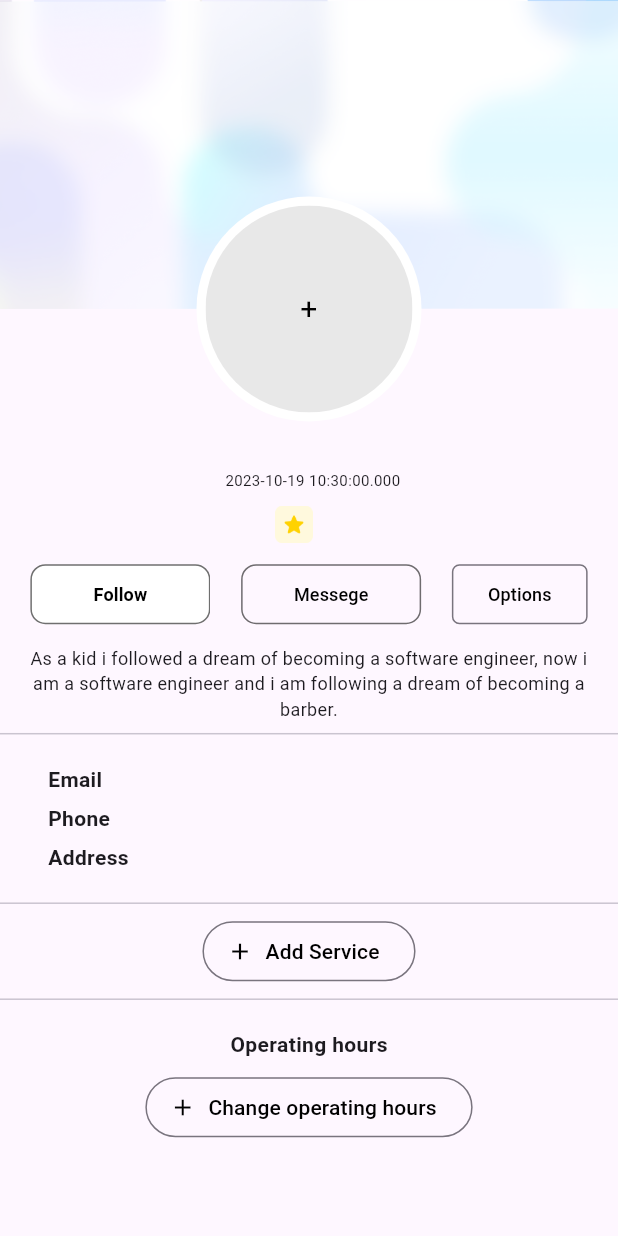
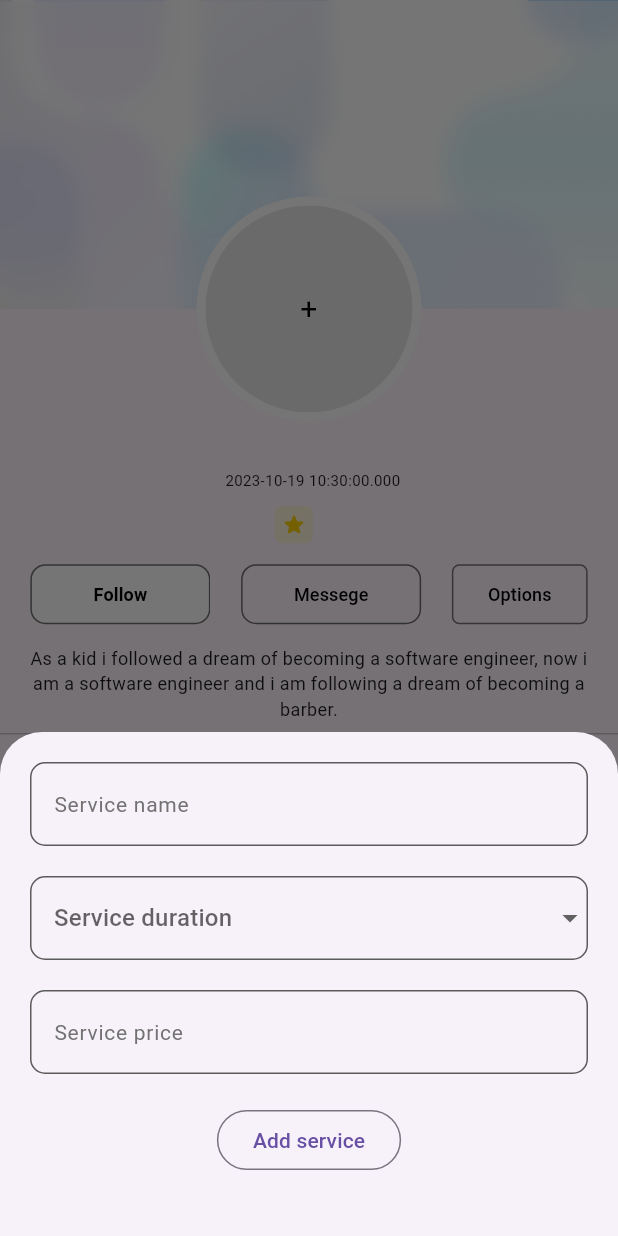
Before and after one commit to Idanmal8/Bookmarko_frontend_serverpod, a Flutter app: the Profile screen opened directly with empty values, after a tap on "Add Service", on a phone screen of 412 x 824 dp. Run offline on Flutter 3.47's test engine with Material 2 defaults, Android fonts, the phone set to English and light mode, and no system bars; our stand-ins replace flutter_svg, google_fonts, shared_preferences, table_calendar; missing offline and left inert: serverpod, serverpod_client, serverpod_flutter; accounts and stored records are empty; statements that could not run were skipped.

Commit message:
services are added properly BUT i need to figure out how to add the services and refresh the page only after adding and not every time the page is selected

```diff
--- a/bookmarko/bookmarko_flutter/lib/screens/profile/controller/profile_controller.dart
+++ b/bookmarko/bookmarko_flutter/lib/screens/profile/controller/profile_controller.dart
@@ -1,23 +1,42 @@
+import 'package:bookmarko_client/bookmarko_client.dart';
 import 'package:bookmarko_flutter/controllers/auth_controller.dart';
 import 'package:bookmarko_flutter/controllers/connection_controller.dart';
 
 import 'package:bookmarko_flutter/screens/services_screen/services_edit_screen.dart';
+import 'package:bookmarko_flutter/utils/services_form_mixin.dart';
 import 'package:flutter/material.dart';
 
-class ProfileController extends ChangeNotifier {
+class ProfileController extends ChangeNotifier with ServicesFormMixin {
   final ConnectionController _connectionController;
   final AuthController _authController;
+  final int businessId;
 
+  List<Service>? _businessServices;
   bool _isLoading = false;
 
   ProfileController({
     required AuthController authController,
     required ConnectionController connectionController,
+    required this.businessId,
   })  : _connectionController = connectionController,
-        _authController = authController;
+        _authController = authController {
+    _init();
+  }
 
   bool get doneLoading => isLoading == false;
   bool get isLoading => _isLoading;
+  List<Service> get businessServices => [..._businessServices ?? []];
+
+  Future<void> _init() async {
+    _isLoading = true;
+    notifyListeners();
+
+    _businessServices =
+        (await _connectionController.client?.services.getServices(businessId));
+
+    _isLoading = false;
+    notifyListeners();
+  }
 
   Future<void> goToServicesPage(BuildContext context) async {
     await Navigator.of(context).push(
@@ -25,6 +44,25 @@
     );
   }
 
+  void addService() async {
+    _isLoading = true;
+    notifyListeners();
+
+    await _connectionController.client?.services.addService(
+      Service(
+        businessId: businessId,
+        serviceName: serviceNameController.text,
+        serviceDuration: selectedServiceDuration ?? 0,
+        servicePrice: double.parse(servicePriceController.text),
+      ),
+    );
+
+    _init();
+
+    _isLoading = false;
+    notifyListeners();
+  }
+
   void logOut() async {
     await _authController.logout();
     notifyListeners();
--- a/bookmarko/bookmarko_flutter/lib/screens/profile/profile.dart
+++ b/bookmarko/bookmarko_flutter/lib/screens/profile/profile.dart
@@ -1,4 +1,5 @@
 import 'package:bookmarko_client/bookmarko_client.dart';
+import 'package:bookmarko_flutter/screens/profile/widget/service_shortcut_bottom_sheet.dart';
 import 'package:provider/provider.dart';
 import 'package:flutter/material.dart';
 
@@ -10,7 +11,7 @@
 import 'package:bookmarko_flutter/screens/profile/widget/personal_information.dart';
 import 'package:bookmarko_flutter/screens/profile/widget/operating_hours.dart';
 import 'package:bookmarko_flutter/screens/profile/widget/profile_picture.dart';
-import 'package:bookmarko_flutter/screens/profile/widget/services_widget.dart';
+import 'package:bookmarko_flutter/screens/profile/widget/services_display_widget.dart';
 import 'package:bookmarko_flutter/screens/profile/widget/bio.dart';
 
 class Profile extends StatelessWidget {
@@ -31,6 +32,7 @@
       create: (context) => ProfileController(
         connectionController: context.read<ConnectionController>(),
         authController: context.read<AuthController>(),
+        businessId: business.id ?? 0,
       ),
       child: Builder(
         builder: (context) {
@@ -68,18 +70,8 @@
                       const Divider(),
                       PersonalInformation(business: business),
                       const Divider(),
-                      Services(services: services),
-                      OutlinedButton.icon(
-                        onPressed: () => {},
-                        icon: const Icon(
-                          Icons.add,
-                          color: Colors.black,
-                        ),
-                        label: const Text(
-                          'Add Service',
-                          style: TextStyle(color: Colors.black),
-                        ),
-                      ),
+                      Services(services: controller.businessServices),
+                      ServiceShortcutAddition(controller: controller),
                       const Divider(),
                       OperatingHoursWidget(operatingHours: operatingHours),
                     ],
--- /dev/null
+++ b/bookmarko/bookmarko_flutter/lib/screens/profile/widget/service_shortcut_bottom_sheet.dart
@@ -0,0 +1,212 @@
+import 'package:bookmarko_client/bookmarko_client.dart';
+import 'package:flutter/material.dart';
+
+import 'package:bookmarko_flutter/screens/profile/controller/profile_controller.dart';
+
+class ServiceShortcutAddition extends StatelessWidget {
+  final ProfileController controller;
+
+  const ServiceShortcutAddition({
+    required this.controller,
+    super.key,
+  });
+
+  @override
+  Widget build(BuildContext context) {
+    return OutlinedButton.icon(
+      onPressed: () => {
+        showModalBottomSheet(
+            context: context,
+            isScrollControlled: true,
+            builder: (BuildContext context) {
+              return Padding(
+                padding: EdgeInsets.only(
+                    bottom: MediaQuery.of(context).viewInsets.bottom),
+                child: SingleChildScrollView(
+                  child: Padding(
+                    padding: const EdgeInsets.all(20.0),
+                    child: Column(
+                      mainAxisAlignment: MainAxisAlignment.center,
+                      children: <Widget>[
+                        Form(
+                          key: controller.formkey,
+                          child: Column(
+                            children: [
+                              TextFormField(
+                                textAlign: TextAlign.left,
+                                controller: controller.serviceNameController,
+                                decoration: const InputDecoration(
+                                  hintText: 'Service name',
+                                  hintStyle: TextStyle(
+                                    color: Color.fromARGB(255, 114, 114, 114),
+                                    fontSize: 14,
+                                  ),
+                                  enabledBorder: OutlineInputBorder(
+                                    borderRadius:
+                                        BorderRadius.all(Radius.circular(10)),
+                                    borderSide: BorderSide(
+                                        color: Color.fromARGB(255, 91, 91, 91)),
+                                  ),
+                                  focusedBorder: OutlineInputBorder(
+                                    borderRadius:
+                                        BorderRadius.all(Radius.circular(10)),
+                                    borderSide: BorderSide(
+                                        color:
+                                            Color.fromARGB(174, 88, 47, 254)),
+                                  ),
+                                  errorBorder: OutlineInputBorder(
+                                    borderRadius:
+                                        BorderRadius.all(Radius.circular(10)),
+                                    borderSide: BorderSide(
+                                        color:
+                                            Color.fromARGB(173, 255, 18, 38)),
+                                  ),
+                                  focusedErrorBorder: OutlineInputBorder(
+                                    borderRadius:
+                                        BorderRadius.all(Radius.circular(10)),
+                                    borderSide: BorderSide(
+                                        color:
+                                            Color.fromARGB(174, 88, 47, 254)),
+                                  ),
+                                ),
+                                validator: (value) {
+                                  if (value == null || value.isEmpty) {
+                                    return 'Please enter a service name';
+                                  }
+                                  return null;
+                                },
+                              ),
+                              const SizedBox(height: 20),
+                              DropdownButtonFormField<int>(
+                                value: controller.selectedServiceDuration,
+                                hint: const Text("Service duration"),
+                                items: controller.serviceDurations
+                                    .map((int duration) {
+                                  return DropdownMenuItem<int>(
+                                    value: duration,
+                                    child: Text('$duration minutes'),
+                                  );
+                                }).toList(),
+                                onChanged: (int? newValue) {
+                                  controller.selectedServiceDuration = newValue;
+                                },
+                                decoration: const InputDecoration(
+                                  hintText: 'Service duration',
+                                  hintStyle: TextStyle(
+                                    color: Color.fromARGB(255, 114, 114, 114),
+                                    fontSize: 14,
+                                  ),
+                                  enabledBorder: OutlineInputBorder(
+                                    borderRadius:
+                                        BorderRadius.all(Radius.circular(10)),
+                                    borderSide: BorderSide(
+                                        color: Color.fromARGB(255, 91, 91, 91)),
+                                  ),
+                                  focusedBorder: OutlineInputBorder(
+                                    borderRadius:
+                                        BorderRadius.all(Radius.circular(10)),
+                                    borderSide: BorderSide(
+                                        color:
+                                            Color.fromARGB(174, 88, 47, 254)),
+                                  ),
+                                  errorBorder: OutlineInputBorder(
+                                    borderRadius:
+                                        BorderRadius.all(Radius.circular(10)),
+                                    borderSide: BorderSide(
+                                        color:
+                                            Color.fromARGB(173, 255, 18, 38)),
+                                  ),
+                                  focusedErrorBorder: OutlineInputBorder(
+                                    borderRadius:
+                                        BorderRadius.all(Radius.circular(10)),
+                                    borderSide: BorderSide(
+                                        color:
+                                            Color.fromARGB(174, 88, 47, 254)),
+                                  ),
+                                ),
+                                validator: (int? value) {
+                                  if (value == null) {
+                                    return 'Please select a service duration';
+                                  }
+                                  return null;
+                                },
+                              ),
+                              const SizedBox(height: 20),
+                              TextFormField(
+                                textAlign: TextAlign.left,
+                                controller: controller.servicePriceController,
+                                keyboardType: const TextInputType.numberWithOptions(decimal: true),
+                                decoration: const InputDecoration(
+                                  hintText: 'Service price',
+                                  hintStyle: TextStyle(
+                                    color: Color.fromARGB(255, 114, 114, 114),
+                                    fontSize: 14,
+                                  ),
+                                  enabledBorder: OutlineInputBorder(
+                                    borderRadius:
+                                        BorderRadius.all(Radius.circular(10)),
+                                    borderSide: BorderSide(
+                                        color: Color.fromARGB(255, 91, 91, 91)),
+                                  ),
+                                  focusedBorder: OutlineInputBorder(
+                                    borderRadius:
+                                        BorderRadius.all(Radius.circular(10)),
+                                    borderSide: BorderSide(
+                                        color:
+                                            Color.fromARGB(174, 88, 47, 254)),
+                                  ),
+                                  errorBorder: OutlineInputBorder(
+                                    borderRadius:
+                                        BorderRadius.all(Radius.circular(10)),
+                                    borderSide: BorderSide(
+                                        color:
+                                            Color.fromARGB(173, 255, 18, 38)),
+                                  ),
+                                  focusedErrorBorder: OutlineInputBorder(
+                                    borderRadius:
+                                        BorderRadius.all(Radius.circular(10)),
+                                    borderSide: BorderSide(
+                                        color:
+                                            Color.fromARGB(174, 88, 47, 254)),
+                                  ),
+                                ),
+                                validator: (value) {
+                                  if (value == null || value.isEmpty) {
+                                    return 'Please enter a valid price';
+                                  }
+                                  if (double.parse(value) < 0) {
+                                    return 'Please enter a price larger then 0';
+                                  }
+                                  return null;
+                                },
+                              ),
+                            ],
+                          ),
+                        ),
+                        const SizedBox(height: 20),
+                        OutlinedButton(
+                          child: const Text('Add service'),
+                          onPressed: () => {
+                            controller.addService(),
+                            Navigator.pop(context)
+                          },
+                        ),
+                        const SizedBox(height: 20),
+                      ],
+                    ),
+                  ),
+                ),
+              );
+            })
+      },
+      icon: const Icon(
+        Icons.add,
+        color: Colors.black,
+      ),
+      label: const Text(
+        'Add Service',
+        style: TextStyle(color: Colors.black),
+      ),
+    );
+  }
+}
--- a/bookmarko/bookmarko_flutter/lib/screens/profile/widget/services_widget.dart
+++ b/bookmarko/bookmarko_flutter/lib/screens/profile/widget/services_display_widget.dart
@@ -16,7 +16,7 @@
       child: Padding(
         padding: services.isEmpty
             ? const EdgeInsets.all(0)
-            : const EdgeInsets.all(12.0),
+            : const EdgeInsets.only(top:12.0, left: 12.0, right: 12.0),
         child: Column(
           children: [
             for (var service in services)
--- /dev/null
+++ b/bookmarko/bookmarko_flutter/lib/utils/services_form_mixin.dart
@@ -0,0 +1,12 @@
+import 'package:flutter/material.dart';
+
+mixin ServicesFormMixin {
+  final formkey = GlobalKey<FormState>();
+  int? selectedServiceDuration;
+  List<int> serviceDurations = [5,10,15,20,25,30,35,40,45,50,55,60,65,70,75,80,85,90,95,100,105,110,115,120,125,130,135,140,145,150,155,165,170,175,180];
+
+  final TextEditingController serviceNameController = TextEditingController();
+  final TextEditingController serviceDurationController =
+      TextEditingController();
+  final TextEditingController servicePriceController = TextEditingController();
+}
```
